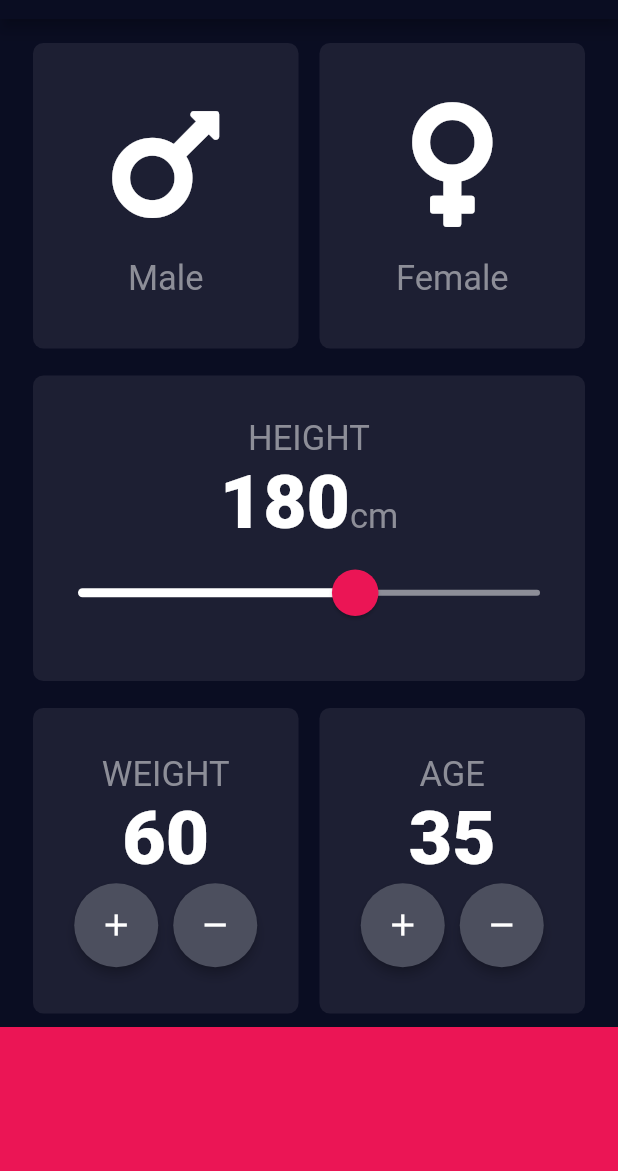
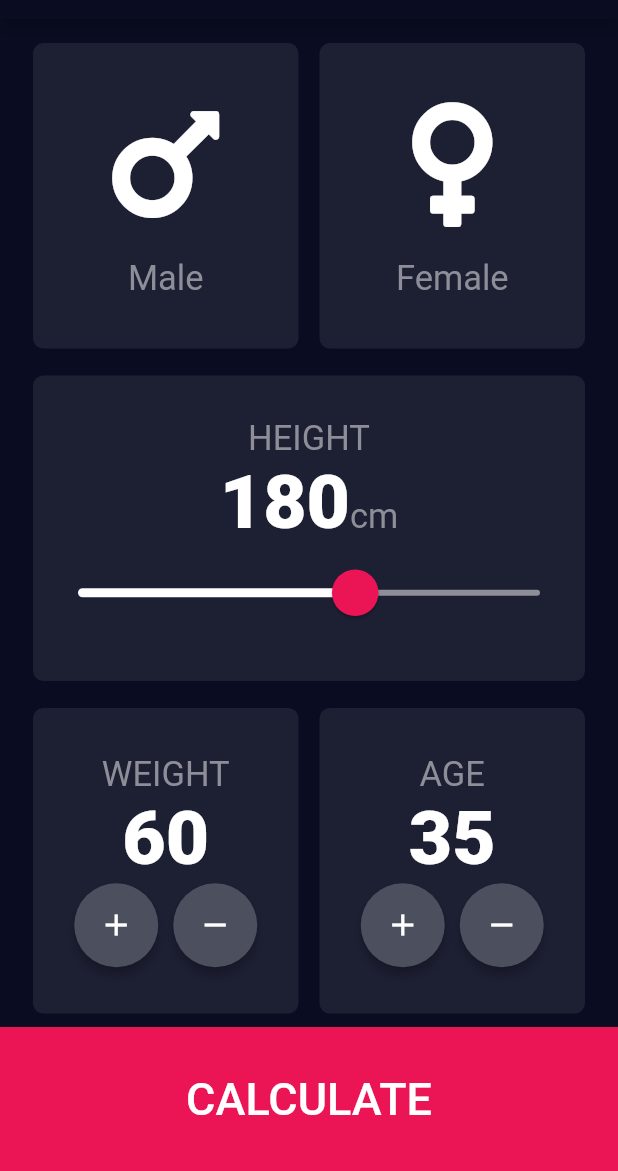
Before and after one commit to anmol500/BMI-Calculator_Flutter, a Flutter app: the screen it shows after launch, on a phone screen of 412 x 824 dp, the part 65-1236 px from its top. Run offline on Flutter 3.47's test engine with Material 2 defaults, Android fonts, the phone set to English and light mode, and no system bars; our stand-ins replace font_awesome_flutter.

Commit message:
ADDED 2ND PAGE DESIGN

```diff
--- /dev/null
+++ b/lib/Bottom_Button.dart
@@ -0,0 +1,24 @@
+import 'package:flutter/material.dart';
+
+import 'Constants.dart';
+
+class BottomButton extends StatelessWidget {
+  BottomButton({required this.onPress, required this.buttonTitle});
+  final String buttonTitle;
+  final Function() onPress;
+  @override
+  Widget build(BuildContext context) {
+    return GestureDetector(
+      onTap: onPress,
+      child: Container(
+        child: Center(
+            child: Text(
+          buttonTitle,
+          style: kCalculatorTextStyle,
+        )),
+        width: double.infinity,
+        color: kBottomContainerColor,
+      ),
+    );
+  }
+}
--- a/lib/Constants.dart
+++ b/lib/Constants.dart
@@ -1,14 +1,40 @@
 import 'package:flutter/material.dart';
 
-const TextStyle kLabelTextStyle =
-    TextStyle(fontSize: 23.0, color: Color(0xFF8d8e98));
+const TextStyle kLabelTextStyle = TextStyle(
+  fontSize: 23.0,
+  color: Color(0xFF8d8e98),
+);
+const TextStyle kCalculatorTextStyle = TextStyle(
+  fontSize: 30.0,
+  color: Colors.white,
+  fontWeight: FontWeight.w500,
+);
+const TextStyle kNumberTextStyle = TextStyle(
+  fontSize: 50,
+  fontWeight: FontWeight.w900,
+);
+const TextStyle kResultTextStyle = TextStyle(
+  fontSize: 50.0,
+  color: Colors.white,
+  fontWeight: FontWeight.w500,
+);
+const TextStyle kResultNumberStyle = TextStyle(
+  fontSize: 100.0,
+  color: Colors.white,
+  fontWeight: FontWeight.w900,
+);
+const TextStyle kResultBmiStyle = TextStyle(
+  fontSize: 25.0,
+  color: Colors.lightGreenAccent,
+  fontWeight: FontWeight.w400,
+);
+const TextStyle kResultCommentStyle = TextStyle(
+  fontSize: 20.0,
+  color: Colors.white,
+);
 const Color kInActiveContainerColor = Color(0xFF1d1f33);
 const Color kActiveContainerColor = Color(0xFF111328);
 const Color kBottomContainerColor = Color(0xFFeb1555);
 const Color kRoundButtonColor = Color(0xFF4c4f5e);
 const Color kActiveSliderColor = Color(0xFFeb1555);
 const Color kInactiveSliderColor = Color(0xFF8d8e98);
-const TextStyle kNumberTextStyle = TextStyle(
-  fontSize: 50,
-  fontWeight: FontWeight.w900,
-);
--- a/lib/input_page.dart
+++ b/lib/input_page.dart
@@ -1,7 +1,9 @@
+import 'package:bmi_calculator/Results.dart';
 import 'package:flutter/cupertino.dart';
 import 'package:flutter/material.dart';
 import 'package:font_awesome_flutter/font_awesome_flutter.dart';
 
+import 'Bottom_Button.dart';
 import 'Constants.dart';
 import 'IconGender.dart';
 import 'ReuseableCard.dart';
@@ -223,9 +225,12 @@ class _InputPageState extends State<InputPage> {
           ),
           Expanded(
             flex: 1,
-            child: Container(
-              width: double.infinity,
-              color: kBottomContainerColor,
+            child: BottomButton(
+              onPress: () {
+                Navigator.push(context,
+                    MaterialPageRoute(builder: (context) => Results()));
+              },
+              buttonTitle: 'CALCULATE',
             ),
           )
         ],
```
Also changed, not shown: lib/Results.dart (added, +66 -0 lines).
